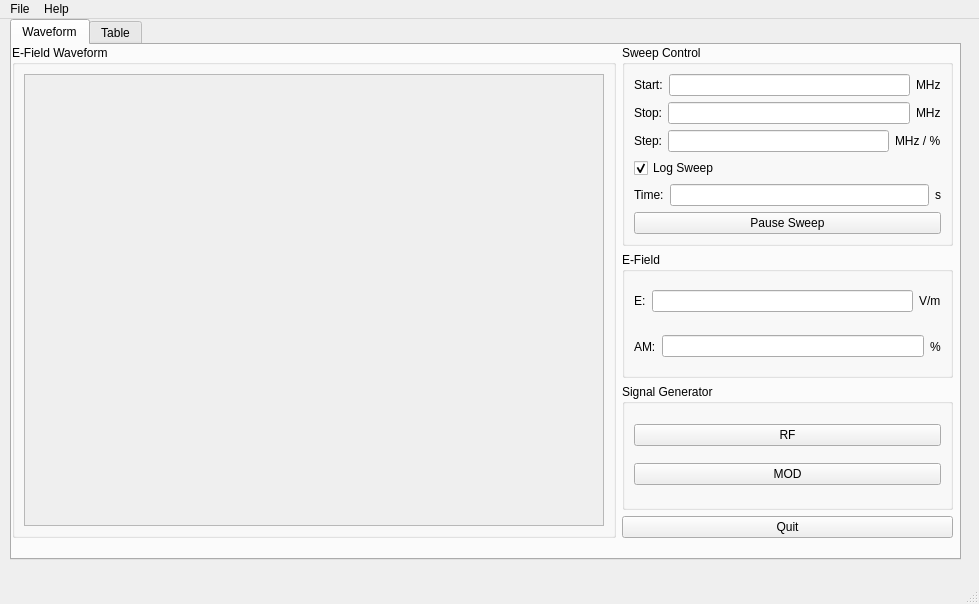
The window that mainwindow.ui (hgkdd/TEMField) describes before a commit, drawn with Qt 5.
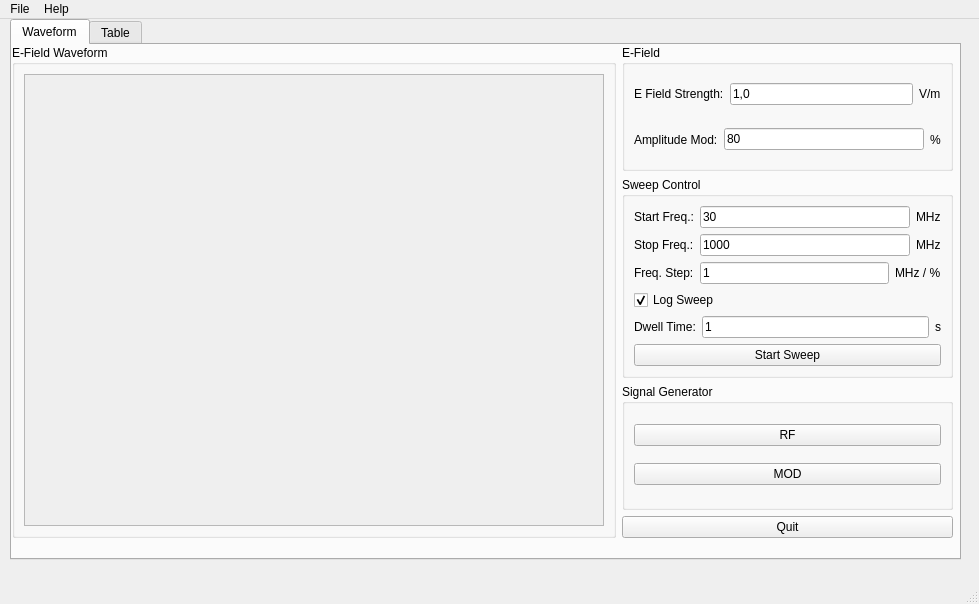
The same window after the commit.

```diff
--- a/mainwindow.ui
+++ b/mainwindow.ui
@@ -80,6 +80,107 @@
        </item>
        <item>
         <layout class="QVBoxLayout" name="verticalLayout_3">
+         <item>
+          <widget class="QGroupBox" name="E_groupBox">
+           <property name="title">
+            <string>E-Field</string>
+           </property>
+           <layout class="QVBoxLayout" name="verticalLayout_4">
+            <item>
+             <layout class="QHBoxLayout" name="horizontalLayout_7">
+              <item>
+               <widget class="QLabel" name="E_Target_label">
+                <property name="text">
+                 <string>E Field Strength:</string>
+                </property>
+                <property name="buddy">
+                 <cstring>E_Target_lineEdit</cstring>
+                </property>
+               </widget>
+              </item>
+              <item>
+               <widget class="QLineEdit" name="E_Target_lineEdit">
+                <property name="sizePolicy">
+                 <sizepolicy hsizetype="Expanding" vsizetype="Fixed">
+                  <horstretch>0</horstretch>
+                  <verstretch>0</verstretch>
+                 </sizepolicy>
+                </property>
+                <property name="maximumSize">
+                 <size>
+                  <width>16777215</width>
+                  <height>16777215</height>
+                 </size>
+                </property>
+                <property name="text">
+                 <string>1,0</string>
+                </property>
+                <property name="placeholderText">
+                 <string/>
+                </property>
+                <property name="clearButtonEnabled">
+                 <bool>false</bool>
+                </property>
+               </widget>
+              </item>
+              <item>
+               <widget class="QLabel" name="E_Target_unit">
+                <property name="text">
+                 <string>V/m</string>
+                </property>
+               </widget>
+              </item>
+             </layout>
+            </item>
+            <item>
+             <layout class="QHBoxLayout" name="horizontalLayout_8">
+              <item>
+               <widget class="QLabel" name="E_AM_label">
+                <property name="text">
+                 <string>Amplitude Mod:</string>
+                </property>
+                <property name="buddy">
+                 <cstring>E_AM_lineEdit</cstring>
+                </property>
+               </widget>
+              </item>
+              <item>
+               <widget class="QLineEdit" name="E_AM_lineEdit">
+                <property name="sizePolicy">
+                 <sizepolicy hsizetype="Expanding" vsizetype="Fixed">
+                  <horstretch>0</horstretch>
+                  <verstretch>0</verstretch>
+                 </sizepolicy>
+                </property>
+                <property name="maximumSize">
+                 <size>
+                  <width>16777215</width>
+                  <height>16777215</height>
+                 </size>
+                </property>
+                <property name="text">
+                 <string>80</string>
+                </property>
+                <property name="placeholderText">
+                 <string/>
+                </property>
+                <property name="clearButtonEnabled">
+                 <bool>false</bool>
+                </property>
+               </widget>
+              </item>
+              <item>
+               <widget class="QLabel" name="E_AM_unit">
+                <property name="text">
+                 <string>%</string>
+                </property>
+               </widget>
+              </item>
+             </layout>
+            </item>
+           </layout>
+          </widget>
+         </item>
          <item>
           <widget class="QGroupBox" name="Sweep_groupBox">
            <property name="title">
@@ -91,7 +192,7 @@
               <item>
                <widget class="QLabel" name="f_start_label">
                 <property name="text">
-                 <string>Start:</string>
+                 <string>Start Freq.:</string>
                 </property>
                 <property name="buddy">
                  <cstring>f_start_lineEdit</cstring>
@@ -100,6 +201,9 @@
               </item>
               <item>
                <widget class="QLineEdit" name="f_start_lineEdit">
+                <property name="text">
+                 <string>30</string>
+                </property>
                 <property name="placeholderText">
                  <string/>
                 </property>
@@ -122,7 +226,7 @@
               <item>
                <widget class="QLabel" name="f_stop_label">
                 <property name="text">
-                 <string>Stop:</string>
+                 <string>Stop Freq.:</string>
                 </property>
                 <property name="buddy">
                  <cstring>f_stop_lineEdit</cstring>
@@ -130,7 +234,11 @@
                </widget>
               </item>
               <item>
-               <widget class="QLineEdit" name="f_stop_lineEdit"/>
+               <widget class="QLineEdit" name="f_stop_lineEdit">
+                <property name="text">
+                 <string>1000</string>
+                </property>
+               </widget>
               </item>
               <item>
                <widget class="QLabel" name="f_stop_unit">
@@ -146,7 +254,7 @@
               <item>
                <widget class="QLabel" name="f_step_label">
                 <property name="text">
-                 <string>Step:</string>
+                 <string>Freq. Step:</string>
                 </property>
                 <property name="buddy">
                  <cstring>f_step_lineEdit</cstring>
@@ -154,7 +262,11 @@
                </widget>
               </item>
               <item>
-               <widget class="QLineEdit" name="f_step_lineEdit"/>
+               <widget class="QLineEdit" name="f_step_lineEdit">
+                <property name="text">
+                 <string>1</string>
+                </property>
+               </widget>
               </item>
               <item>
                <widget class="QLabel" name="f_step_unit">
@@ -180,7 +292,7 @@
               <item>
                <widget class="QLabel" name="f_step_time_label">
                 <property name="text">
-                 <string>Time:</string>
+                 <string>Dwell Time:</string>
                 </property>
                 <property name="buddy">
                  <cstring>f_step_time_lineEdit</cstring>
@@ -188,7 +300,11 @@
                </widget>
               </item>
               <item>
-               <widget class="QLineEdit" name="f_step_time_lineEdit"/>
+               <widget class="QLineEdit" name="f_step_time_lineEdit">
+                <property name="text">
+                 <string>1</string>
+                </property>
+               </widget>
               </item>
               <item>
                <widget class="QLabel" name="f_step_time_unit">
@@ -202,7 +318,7 @@
             <item>
              <widget class="QPushButton" name="Sweep_Pause_pushButton">
               <property name="text">
-               <string>Pause Sweep</string>
+               <string>Start Sweep</string>
               </property>
               <property name="checkable">
                <bool>true</bool>
@@ -212,101 +328,6 @@
            </layout>
           </widget>
          </item>
-         <item>
-          <widget class="QGroupBox" name="E_groupBox">
-           <property name="title">
-            <string>E-Field</string>
-           </property>
-           <layout class="QVBoxLayout" name="verticalLayout_4">
-            <item>
-             <layout class="QHBoxLayout" name="horizontalLayout_7">
-              <item>
-               <widget class="QLabel" name="E_Target_label">
-                <property name="text">
-                 <string>E:</string>
-                </property>
-                <property name="buddy">
-                 <cstring>E_Target_lineEdit</cstring>
-                </property>
-               </widget>
-              </item>
-              <item>
-               <widget class="QLineEdit" name="E_Target_lineEdit">
-                <property name="sizePolicy">
-                 <sizepolicy hsizetype="Expanding" vsizetype="Fixed">
-                  <horstretch>0</horstretch>
-                  <verstretch>0</verstretch>
-                 </sizepolicy>
-                </property>
-                <property name="maximumSize">
-                 <size>
-                  <width>16777215</width>
-                  <height>16777215</height>
-                 </size>
-                </property>
-                <property name="placeholderText">
-                 <string/>
-                </property>
-                <property name="clearButtonEnabled">
-                 <bool>false</bool>
-                </property>
-               </widget>
-              </item>
-              <item>
-               <widget class="QLabel" name="E_Target_unit">
-                <property name="text">
-                 <string>V/m</string>
-                </property>
-               </widget>
-              </item>
-             </layout>
-            </item>
-            <item>
-             <layout class="QHBoxLayout" name="horizontalLayout_8">
-              <item>
-               <widget class="QLabel" name="E_AM_label">
-                <property name="text">
-                 <string>AM:</string>
-                </property>
-                <property name="buddy">
-                 <cstring>E_AM_lineEdit</cstring>
-                </property>
-               </widget>
-              </item>
-              <item>
-               <widget class="QLineEdit" name="E_AM_lineEdit">
-                <property name="sizePolicy">
-                 <sizepolicy hsizetype="Expanding" vsizetype="Fixed">
-                  <horstretch>0</horstretch>
-                  <verstretch>0</verstretch>
-                 </sizepolicy>
-                </property>
-                <property name="maximumSize">
-                 <size>
-                  <width>16777215</width>
-                  <height>16777215</height>
-                 </size>
-                </property>
-                <property name="placeholderText">
-                 <string/>
-                </property>
-                <property name="clearButtonEnabled">
-                 <bool>false</bool>
-                </property>
-               </widget>
-              </item>
-              <item>
-               <widget class="QLabel" name="E_AM_unit">
-                <property name="text">
-                 <string>%</string>
-                </property>
-               </widget>
-              </item>
-             </layout>
-            </item>
-           </layout>
-          </widget>
-         </item>
          <item>
           <widget class="QGroupBox" name="SG_groupBox">
            <property name="title">
```
Left out of the diff: 8 changed lines with no effect on the pictures.
